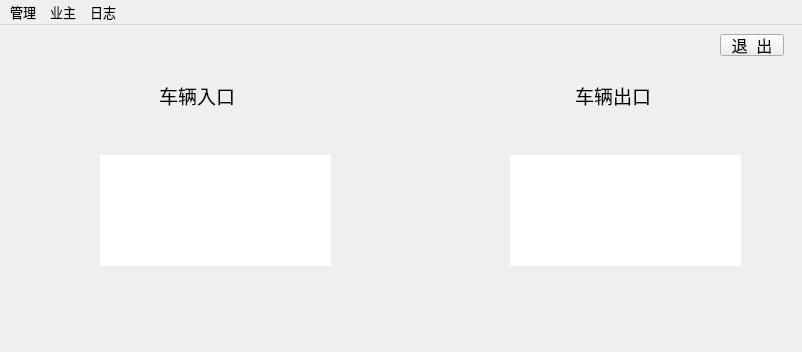
First picture: the form in view/pure_ui/home_ui.ui, repository Apoiuty/AutoParkingLot, before the edit; both pictures show x 0 to 802 and y 0 to 352 of the 802 by 607 pixel window.
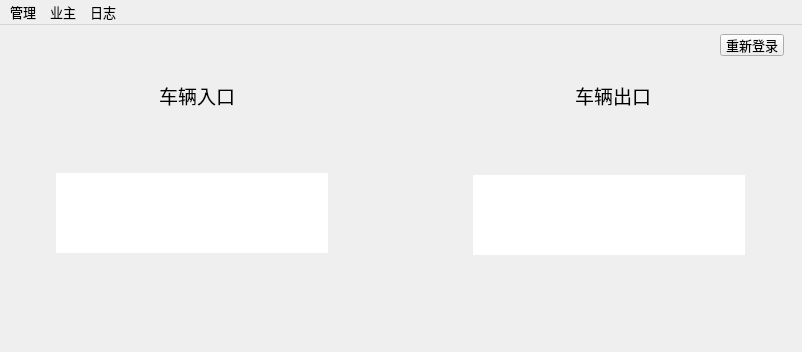
Second picture: the form after the edit.

```diff
--- a/view/pure_ui/home_ui.ui
+++ b/view/pure_ui/home_ui.ui
@@ -64,11 +64,11 @@
     <property name="font">
      <font>
       <family>Arial</family>
-      <pointsize>12</pointsize>
+      <pointsize>10</pointsize>
      </font>
     </property>
     <property name="text">
-     <string>退  出</string>
+     <string>重新登录</string>
     </property>
    </widget>
    <widget class="QLabel" name="label_3">
@@ -188,10 +188,10 @@
       <widget class="QLabel" name="label_8">
           <property name="geometry">
               <rect>
-                  <x>100</x>
-                  <y>130</y>
-                  <width>231</width>
-                  <height>111</height>
+      <x>56</x>
+      <y>148</y>
+      <width>272</width>
+      <height>80</height>
               </rect>
           </property>
           <property name="styleSheet">
@@ -204,10 +204,10 @@
       <widget class="QLabel" name="label_10">
           <property name="geometry">
               <rect>
-                  <x>510</x>
-                  <y>130</y>
-                  <width>231</width>
-                  <height>111</height>
+      <x>473</x>
+      <y>150</y>
+      <width>272</width>
+      <height>80</height>
               </rect>
           </property>
           <property name="styleSheet">
```
Left out of the diff: 30 changed lines with no effect on the pictures. Lines whose indentation alone changed are shown as unchanged.
